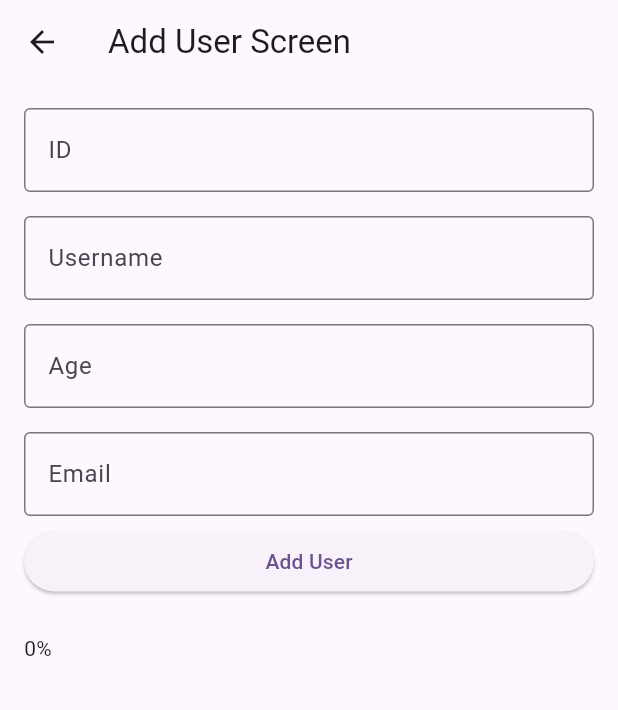
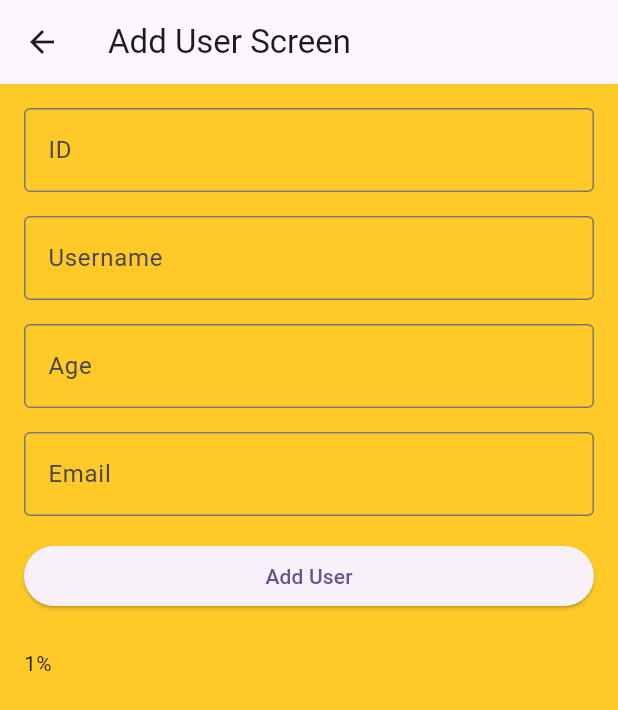
Before and after one commit to backas36/riverpod_learning, a Flutter app: the AddUserScreen screen opened by its route, on a phone screen of 412 x 824 dp. Shown: the top 710 px of the screen. Run offline on Flutter 3.47's test engine with Material 3 defaults, Android fonts, the phone set to English and light mode, and no system bars; our stand-ins replace flutter_riverpod, freezed_annotation.

Commit message:
[Animation] ColorTween

```diff
--- a/lib/screen/add_user_screen.dart
+++ b/lib/screen/add_user_screen.dart
@@ -23,7 +23,7 @@ class _AddUserScreenState extends ConsumerState<AddUserScreen>
   late TextEditingController _emailController;
 
   AnimationController? _animationController;
-  Animation<double>? _animation;
+  Animation<Color?>? _animation;
   @override
   void initState() {
     super.initState();
@@ -32,22 +32,15 @@ class _AddUserScreenState extends ConsumerState<AddUserScreen>
       duration: const Duration(seconds: 1),
       //upperBound: 100.0,
     );
-    _animation = CurvedAnimation(
-      parent: _animationController!,
-      curve: Curves.easeIn,
-    );
+    _animation = ColorTween(
+      begin: Colors.yellow,
+      end: Colors.amber[400],
+    ).animate(_animationController!);
 
     _animationController!.forward();
     _animationController!.addListener(() {
       setState(() {});
       //log("animation value: ${_animationController!.value}");
-    });
-    _animationController!.addStatusListener((status) {
-      if (status == AnimationStatus.completed) {
-        _animationController!.reverse();
-      } else if (status == AnimationStatus.dismissed) {
-        _animationController!.forward();
-      }
     });
 
     _idController = TextEditingController();
@@ -73,6 +66,7 @@ class _AddUserScreenState extends ConsumerState<AddUserScreen>
     //_listener(); // ref.listen 建議只在 build 中使用 (在這個練習 case 中， listenManual 跟 listen 效果相同，但是只能選一個來執行)
 
     return Scaffold(
+      backgroundColor: _animation!.value,
       appBar: AppBar(title: const Text('Add User Screen')),
       body: Padding(
         padding: const EdgeInsets.all(16),
@@ -147,7 +141,7 @@ class _AddUserScreenState extends ConsumerState<AddUserScreen>
                         border: OutlineInputBorder(),
                       ),
                     ),
-                    SizedBox(height: _animation!.value * 100),
+                    SizedBox(height: 16),
                     ElevatedButton(
                       onPressed: _addUser,
                       child: const Text('Add User'),
```
